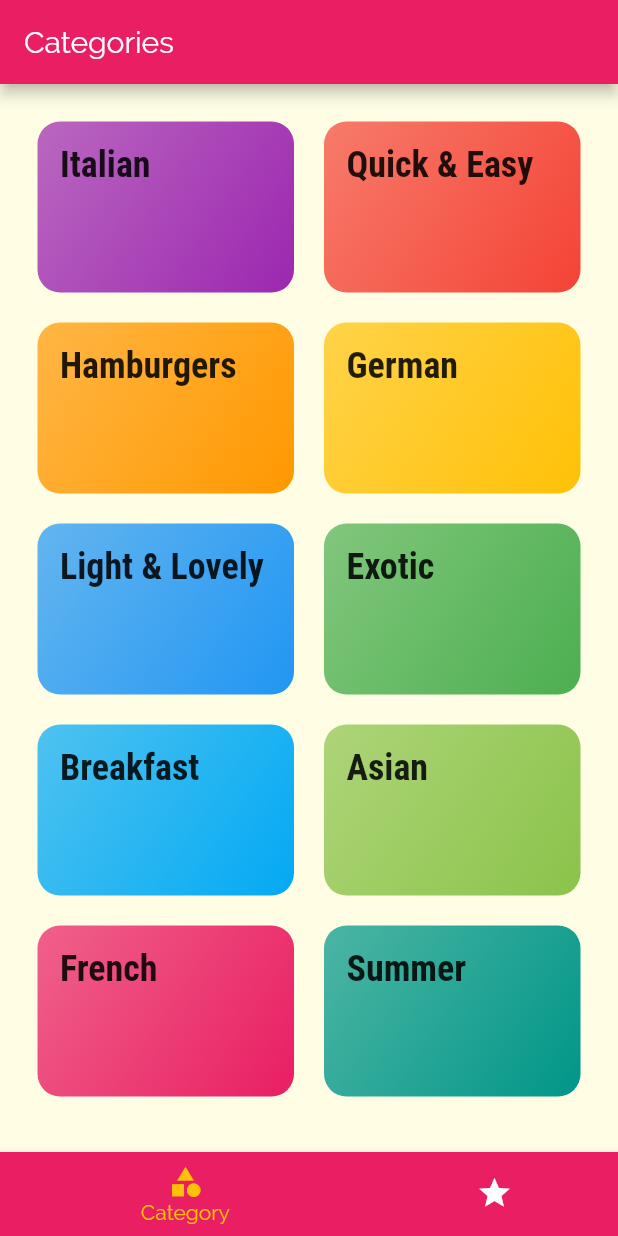
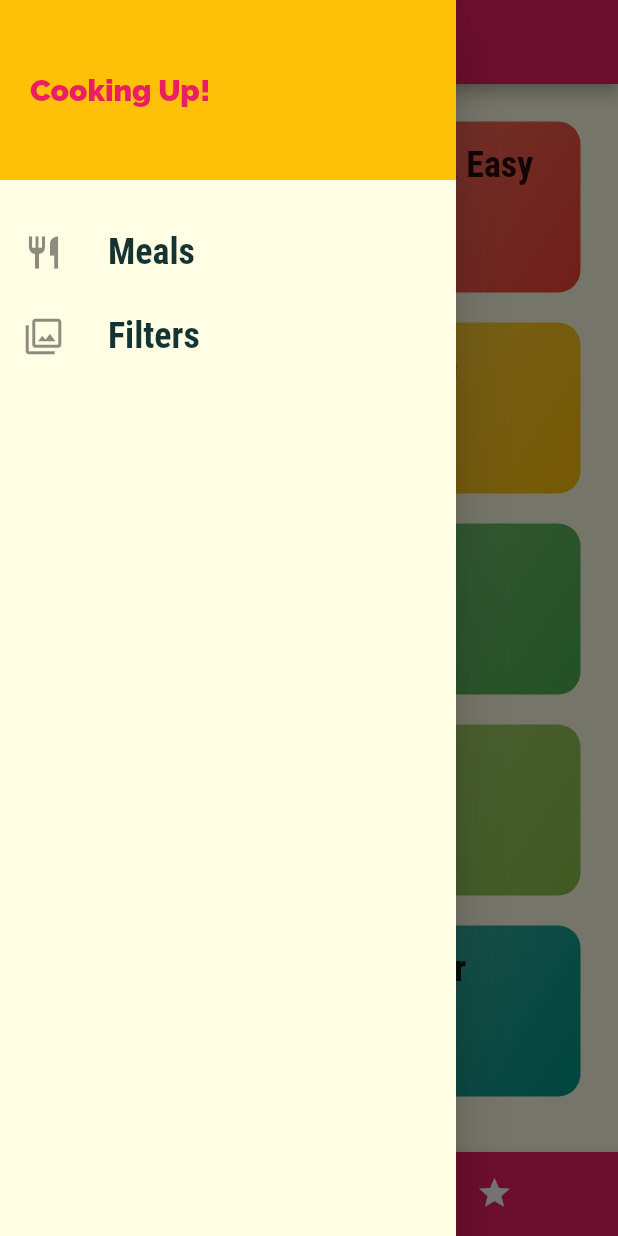
Before and after one commit to fullpagedeveloper/flutter_complete_guide, a Flutter app: the screen it shows after launch, with the side drawer open (before the commit the screen has no drawer), on a phone screen of 412 x 824 dp. Run offline on Flutter 3.47's test engine with Material 2 defaults, Android fonts, the phone set to English and light mode, and no system bars.

Commit message:
Adding a custom drawer

```diff
--- a/lib/screens/bottom_navigation.dart
+++ b/lib/screens/bottom_navigation.dart
@@ -1,4 +1,5 @@
 import 'package:flutter/material.dart';
+import '../widgets/main_drawer.dart';
 import '../screens/categories_screen.dart';
 import '../screens/favorite_screen.dart';
 
@@ -40,6 +41,7 @@ class _BottomNavigationState extends State<BottomNavigation> {
       appBar: AppBar(
         title: Text(_pages[_selectedPageIndex]['title']),
       ),
+      drawer: MainDrawer(),
       body: _pages[_selectedPageIndex]['page'],
       bottomNavigationBar: BottomNavigationBar(
         onTap: _selectedPage,
--- /dev/null
+++ b/lib/widgets/main_drawer.dart
@@ -0,0 +1,53 @@
+import 'package:flutter/material.dart';
+
+class MainDrawer extends StatelessWidget {
+  Widget buildListTitle(
+    IconData icon,
+    String title,
+  ) {
+    return ListTile(
+      leading: Icon(
+        icon,
+        size: 26,
+      ),
+      title: Text(
+        title,
+        style: TextStyle(
+          fontFamily: 'RobotoCondensed',
+          fontSize: 24,
+          fontWeight: FontWeight.bold,
+        ),
+      ),
+      onTap: () {},
+    );
+  }
+
+  @override
+  Widget build(BuildContext context) {
+    return Drawer(
+      child: Column(
+        children: [
+          Container(
+            height: 120,
+            width: double.infinity,
+            padding: EdgeInsets.all(20),
+            alignment: Alignment.centerLeft,
+            color: Theme.of(context).accentColor,
+            child: Text(
+              'Cooking Up!',
+              style: TextStyle(
+                  fontWeight: FontWeight.w900,
+                  fontSize: 20,
+                  color: Theme.of(context).primaryColor),
+            ),
+          ),
+          SizedBox(
+            height: 20,
+          ),
+          buildListTitle(Icons.restaurant, 'Meals'),
+          buildListTitle(Icons.filter, 'Filters'),
+        ],
+      ),
+    );
+  }
+}
```
